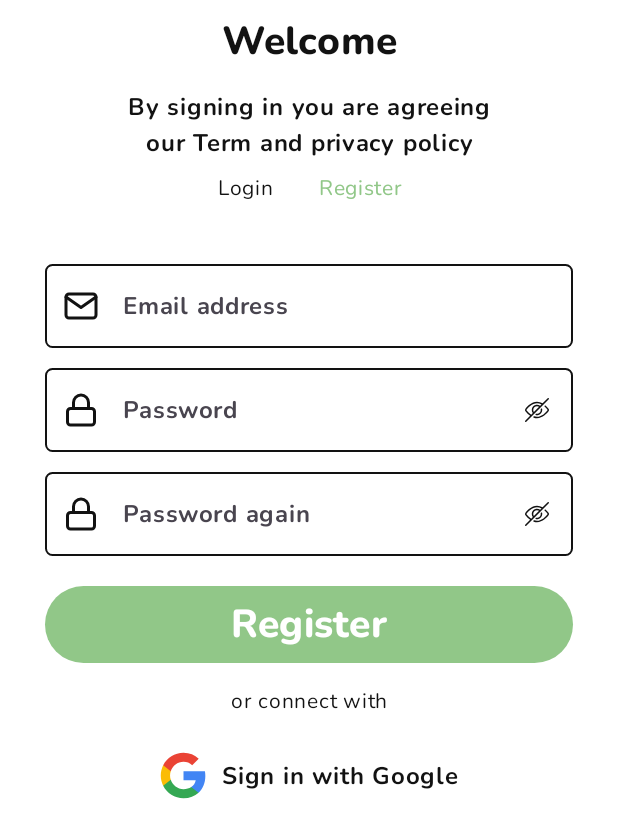
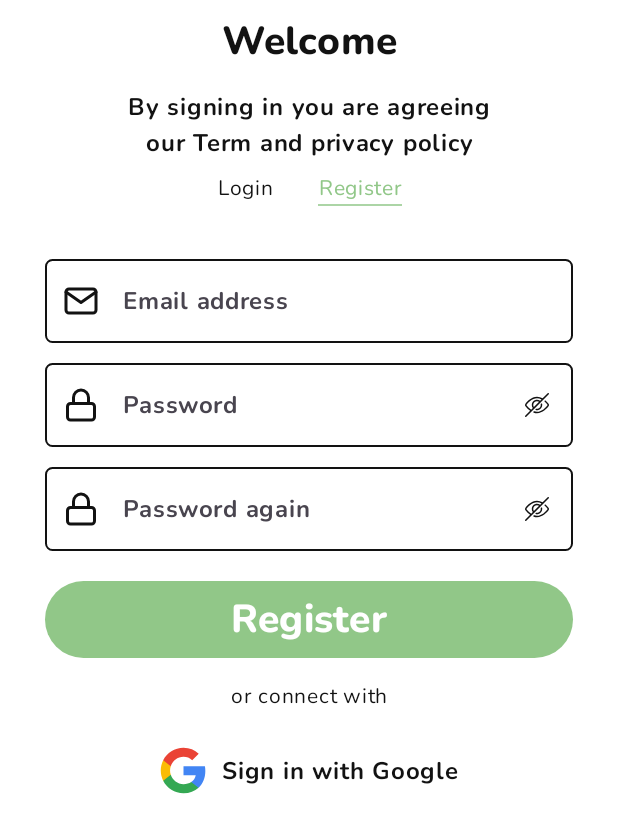
Before and after one commit to ZaurAlimov06/vegsty, an Android app built with Jetpack Compose: the WelcomeScreen screen opened through its navigation route, after a tap on "Register", on a phone screen of 412 x 824 dp. Shown: the top 838 px of the screen. Run offline under Robolectric (Android 15) with nearby library versions, the phone set to English and light mode, and no system bars; our stand-ins replace Dagger/Hilt's generated code; 1 statement that could not run was skipped.

Commit message:
Welcome screen toggle underline fixed

```diff
--- a/app/src/main/java/com/example/myapplication/ui/screens/profile/settings/SettingsScreen.kt
+++ b/app/src/main/java/com/example/myapplication/ui/screens/profile/settings/SettingsScreen.kt
@@ -14,6 +14,7 @@ import androidx.compose.ui.Modifier
 import androidx.compose.ui.res.stringResource
 import androidx.compose.ui.text.style.TextAlign
 import androidx.compose.ui.tooling.preview.Preview
+import androidx.compose.ui.unit.dp
 import com.example.myapplication.R
 import com.example.myapplication.ui.model.UiEvent
 import com.example.myapplication.ui.route.NavigationType
@@ -56,9 +57,19 @@ fun SettingsScreen(
         vertical = spacing.spaceScreenVerticalPadding
       )
   ) {
+    Text(
+      text = stringResource(id = R.string.settings_title_text_profile),
+      textAlign = TextAlign.Center,
+      modifier = Modifier
+        .fillMaxWidth(),
+      style = MaterialTheme.typography.bodyMedium,
+      color = MaterialTheme.colorScheme.onBackground
+    )
+
     Row(
       modifier = Modifier
-        .fillMaxWidth(),
+        .fillMaxWidth()
+        .padding(top = 16.dp),
       horizontalArrangement = Arrangement.SpaceBetween,
       verticalAlignment = Alignment.CenterVertically
     ) {
--- a/app/src/main/java/com/example/myapplication/ui/screens/welcome/components/WelcomeSwitch.kt
+++ b/app/src/main/java/com/example/myapplication/ui/screens/welcome/components/WelcomeSwitch.kt
@@ -1,6 +1,5 @@
 package com.example.myapplication.ui.screens.welcome.components
 
-import androidx.compose.foundation.background
 import androidx.compose.foundation.clickable
 import androidx.compose.foundation.interaction.MutableInteractionSource
 import androidx.compose.foundation.layout.*
@@ -9,11 +8,15 @@ import androidx.compose.material3.Text
 import androidx.compose.runtime.Composable
 import androidx.compose.ui.Alignment
 import androidx.compose.ui.Modifier
+import androidx.compose.ui.draw.drawBehind
+import androidx.compose.ui.geometry.Offset
 import androidx.compose.ui.res.stringResource
 import androidx.compose.ui.text.style.TextAlign
 import androidx.compose.ui.tooling.preview.Preview
 import androidx.compose.ui.unit.dp
+import androidx.compose.ui.unit.sp
 import com.example.myapplication.R
+import com.example.myapplication.ui.theme.PrimaryColor
 import com.example.myapplication.ui.theme.VegstyTheme
 
 @Composable
@@ -29,7 +32,6 @@ fun WelcomeSwitch(
     verticalAlignment = Alignment.CenterVertically,
     horizontalArrangement = Arrangement.Center
   ) {
-    Column {
     Text(
       text = stringResource(id = R.string.welcome_switch_button_login),
       textAlign = TextAlign.Center,
@@ -41,7 +43,19 @@ fun WelcomeSwitch(
             welcomeStateChange(true)
 
           }
-          ),
+        )
+        .drawBehind {
+          if (welcomeState) {
+            val strokeWidthPx = 1.dp.toPx()
+            val verticalOffset = size.height + 2.sp.toPx()
+            drawLine(
+              color = PrimaryColor,
+              strokeWidth = strokeWidthPx,
+              start = Offset(0f, verticalOffset),
+              end = Offset(size.width, verticalOffset)
+            )
+          }
+        },
       style = MaterialTheme.typography.bodyMedium,
       color = if (welcomeState) {
         MaterialTheme.colorScheme.primary
@@ -50,18 +64,8 @@ fun WelcomeSwitch(
       },
     )
 
-      Spacer(modifier = Modifier.height(2.dp))
-
-      Spacer(
-        modifier = Modifier
-          .height(1.dp)
-          .background(MaterialTheme.colorScheme.primary)
-      )
-    }
-
     Spacer(modifier = Modifier.width(30.dp))
 
-    Column {
     Text(
       text = stringResource(id = R.string.welcome_switch_button_register),
       textAlign = TextAlign.Center,
@@ -72,23 +76,26 @@ fun WelcomeSwitch(
           onClick = {
             welcomeStateChange(false)
           }
-          ),
+        )
+        .drawBehind {
+          if (!welcomeState) {
+            val strokeWidthPx = 1.dp.toPx()
+            val verticalOffset = size.height + 2.sp.toPx()
+            drawLine(
+              color = PrimaryColor,
+              strokeWidth = strokeWidthPx,
+              start = Offset(0f, verticalOffset),
+              end = Offset(size.width, verticalOffset)
+            )
+          }
+        },
       style = MaterialTheme.typography.bodyMedium,
-        color = if (welcomeState) {
+      color = if (!welcomeState) {
+        MaterialTheme.colorScheme.primary
+      } else {
         MaterialTheme.colorScheme.onBackground
-        } else {
-          MaterialTheme.colorScheme.primary
       }
     )
-
-      Spacer(modifier = Modifier.height(2.dp))
-
-      Spacer(
-        modifier = Modifier
-          .height(1.dp)
-          .background(MaterialTheme.colorScheme.primary)
-      )
-    }
   }
 }
 
--- a/app/src/main/res/values/strings.xml
+++ b/app/src/main/res/values/strings.xml
@@ -54,6 +54,7 @@ Thank you for choosing Vegsty as your companion on your vegan or vegetarian jour
 
 
   <!--    Settings Screen-->
+  <string name="settings_title_text_profile">Settings</string>
   <string name="settings_text_toggle_theme">Toggle theme</string>
 
   <!--    Common Strings-->
```
Lines whose indentation alone changed are shown as unchanged.
